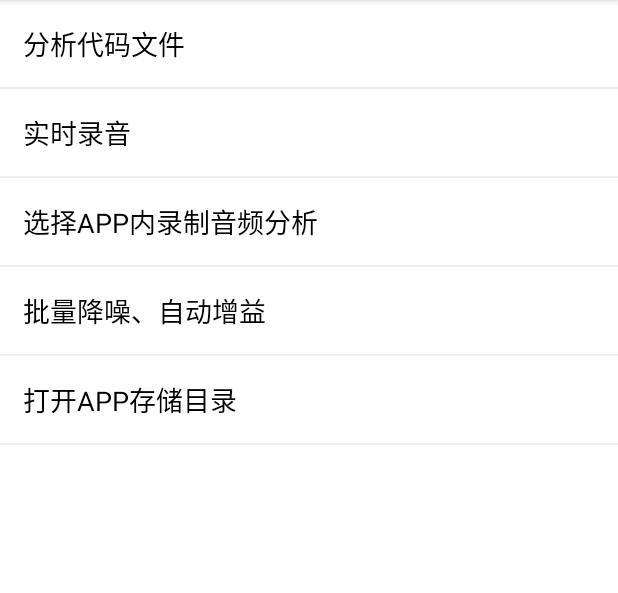
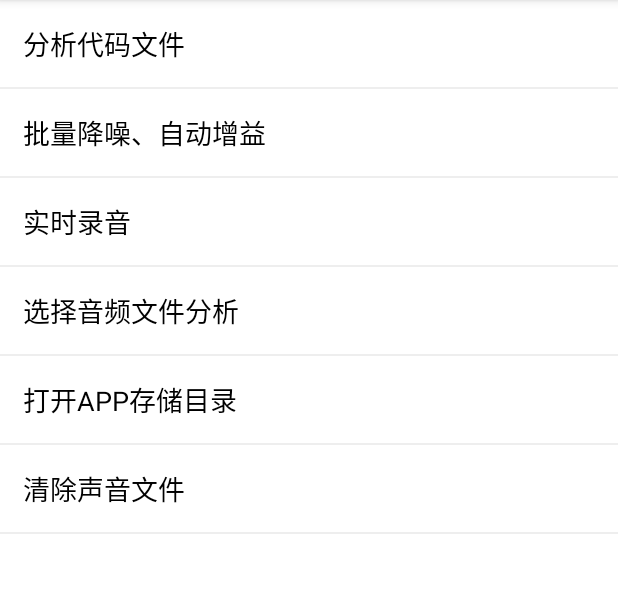
Before and after one commit to azure213231/Android-AudioClassifyDemo, an Android app: the screen it shows after launch (MainActivity), on a phone screen of 412 x 824 dp, the part 84-677 px from its top. Run offline under Robolectric (Android 15) with nearby library versions, the phone set to English and light mode, and no system bars; libraries missing offline, so code that uses them is left out: org.pytorch; 2 statements that could not run were skipped.

Commit message:
增加清除录音文件

```diff
--- a/app/src/main/res/layout/activity_main.xml
+++ b/app/src/main/res/layout/activity_main.xml
@@ -19,7 +19,23 @@
             android:textColor="@color/black"
             android:textSize="18sp"/>
     </LinearLayout>
+    <TextView
+        android:layout_width="match_parent"
+        android:layout_height="1dp"
+        android:background="#EEE"/>
 
+    <LinearLayout
+        android:id="@+id/file_nsx_agc"
+        android:layout_width="match_parent"
+        android:layout_height="wrap_content"
+        android:padding="15dp">
+        <TextView
+            android:layout_width="wrap_content"
+            android:layout_height="wrap_content"
+            android:text="批量降噪、自动增益"
+            android:textColor="@color/black"
+            android:textSize="18sp"/>
+    </LinearLayout>
     <TextView
         android:layout_width="match_parent"
         android:layout_height="1dp"
@@ -50,24 +66,7 @@
         <TextView
             android:layout_width="wrap_content"
             android:layout_height="wrap_content"
-            android:text="选择APP内录制音频分析"
-            android:textColor="@color/black"
-            android:textSize="18sp"/>
-    </LinearLayout>
-    <TextView
-        android:layout_width="match_parent"
-        android:layout_height="1dp"
-        android:background="#EEE"/>
-
-    <LinearLayout
-        android:id="@+id/file_nsx_agc"
-        android:layout_width="match_parent"
-        android:layout_height="wrap_content"
-        android:padding="15dp">
-        <TextView
-            android:layout_width="wrap_content"
-            android:layout_height="wrap_content"
-            android:text="批量降噪、自动增益"
+            android:text="选择音频文件分析"
             android:textColor="@color/black"
             android:textSize="18sp"/>
     </LinearLayout>
@@ -93,4 +92,21 @@
         android:layout_height="1dp"
         android:background="#EEE"/>
 
+    <LinearLayout
+        android:id="@+id/file_clear"
+        android:layout_width="match_parent"
+        android:layout_height="wrap_content"
+        android:padding="15dp">
+        <TextView
+            android:layout_width="wrap_content"
+            android:layout_height="wrap_content"
+            android:text="清除声音文件"
+            android:textColor="@color/black"
+            android:textSize="18sp"/>
+    </LinearLayout>
+    <TextView
+        android:layout_width="match_parent"
+        android:layout_height="1dp"
+        android:background="#EEE"/>
+
 </LinearLayout>
```
Also changed, not shown: app/src/main/java/com/demo/ncnndemo/activity/MainActivity.java (+59 -0 lines).
